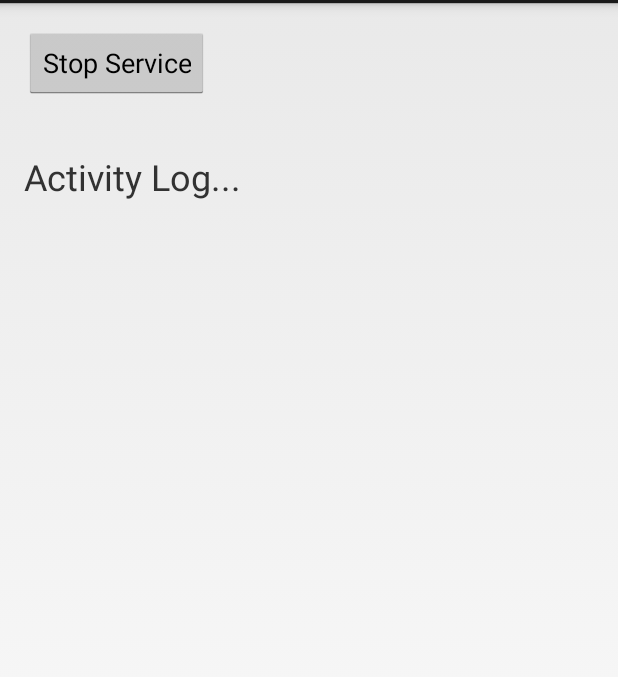
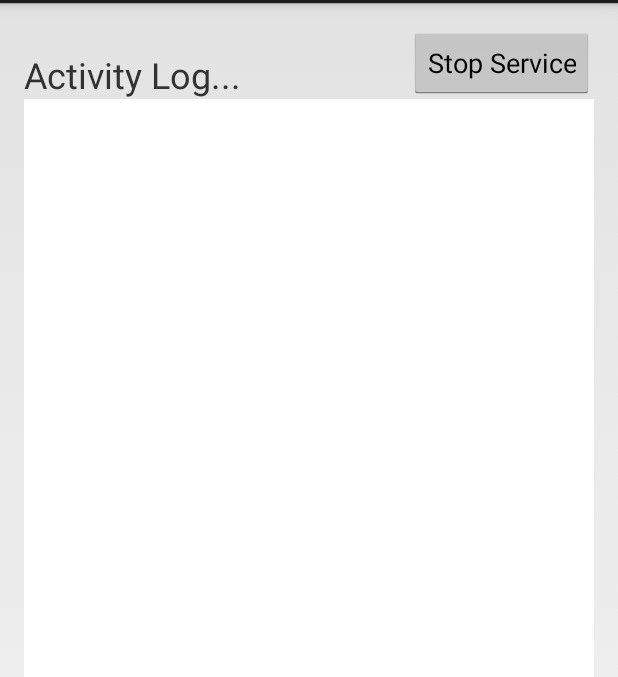
Before and after one commit to barnswills/SupentaProject, an Android app: the screen it shows after launch (MainActivity), after a tap on "Start Service", on a phone screen of 412 x 824 dp, the part 69-746 px from its top. Run offline under Robolectric (Android 15) with nearby library versions, the phone set to English and light mode, and no system bars; 1 other tap on this screen came first.

```diff
--- a/app/src/main/java/android/bwapps/com/supentaproject/MainActivity.java
+++ b/app/src/main/java/android/bwapps/com/supentaproject/MainActivity.java
@@ -33,6 +33,7 @@ public class MainActivity extends Activity
     protected void onResume()
     {
         activityLog.setText(alertService.logString);
+
         super.onResume();
     }
 
@@ -46,12 +47,16 @@ public class MainActivity extends Activity
             stopService(new Intent(getBaseContext(), AlertService.class));
             activityLog.setText("");
             alertService.logString = "";
+            alertService.isServiceRunning = false;
             view.setTag(0);
         }
         else
         {
             serviceButton.setText(R.string.button_text_stop);
             startService(new Intent(getBaseContext(), AlertService.class));
+
+            activityLog.setText(alertService.logString);
+            alertService.isServiceRunning = true;
             view.setTag(1);
         }
     }
--- a/app/src/main/res/layout/activity_main.xml
+++ b/app/src/main/res/layout/activity_main.xml
@@ -3,7 +3,8 @@
     android:layout_height="match_parent" android:paddingLeft="@dimen/activity_horizontal_margin"
     android:paddingRight="@dimen/activity_horizontal_margin"
     android:paddingTop="@dimen/activity_vertical_margin"
-    android:paddingBottom="@dimen/activity_vertical_margin" tools:context=".MainActivity">
+    android:paddingBottom="@dimen/activity_vertical_margin" tools:context=".MainActivity"
+    android:background="#0a454545">
 
 
     <Button
@@ -14,8 +15,8 @@
         android:singleLine="true"
         android:onClick="onServiceClick"
         android:layout_alignParentTop="true"
-        android:layout_alignParentLeft="true"
-        android:layout_alignParentStart="true" />
+        android:layout_alignParentRight="true"
+        android:layout_alignParentEnd="true" />
 
     <TextView
         android:layout_width="wrap_content"
@@ -23,8 +24,7 @@
         android:text="@string/activity_log_string"
         android:id="@+id/activity_log_header"
         android:textSize="24dp"
-        android:layout_marginTop="35dp"
-        android:layout_below="@+id/service_button"
+        android:layout_alignBottom="@+id/service_button"
         android:layout_alignParentLeft="true"
         android:layout_alignParentStart="true" />
 
@@ -32,10 +32,13 @@
         android:layout_width="wrap_content"
         android:layout_height="wrap_content"
         android:id="@+id/activity_log"
-        android:layout_below="@+id/activity_log_header"
         android:layout_alignParentLeft="true"
         android:layout_alignParentStart="true"
-        android:layout_marginTop="32dp"
-        android:textSize="24dp" />
+        android:textSize="24dp"
+        android:background="#ffffffff"
+        android:layout_alignParentRight="true"
+        android:layout_alignParentEnd="true"
+        android:layout_alignParentBottom="true"
+        android:layout_below="@+id/activity_log_header" />
 
 </RelativeLayout>
```
Also changed, not shown: app/src/main/java/android/bwapps/com/supentaproject/AlertService.java (+37 -3 lines).
